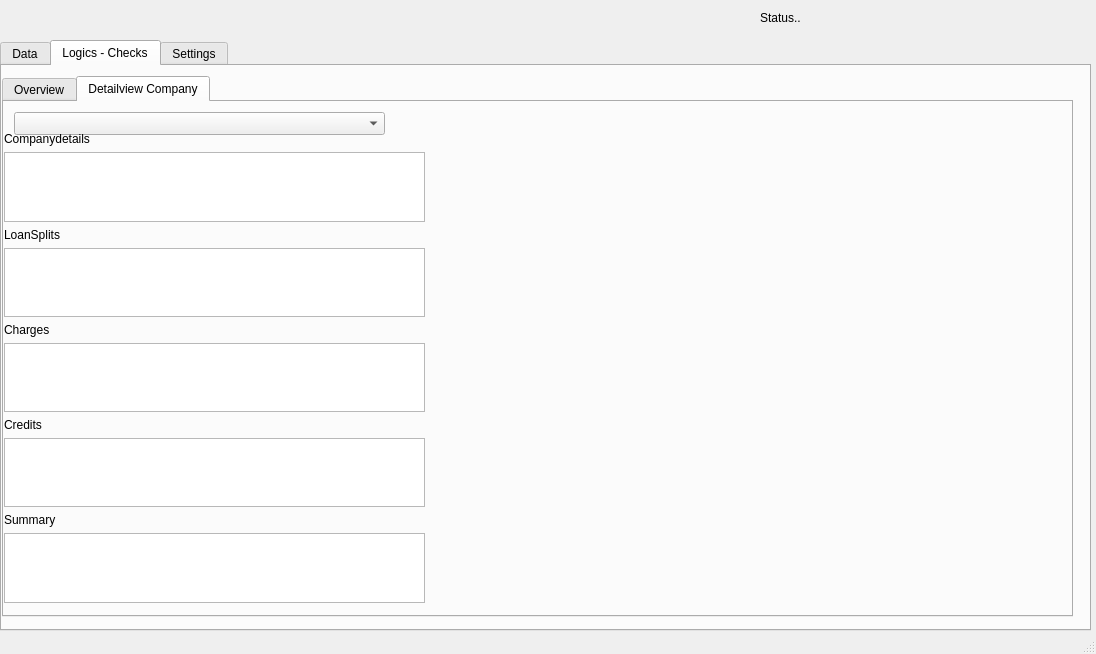
Old version of the form main.ui in the repository hersche/jobManagement.
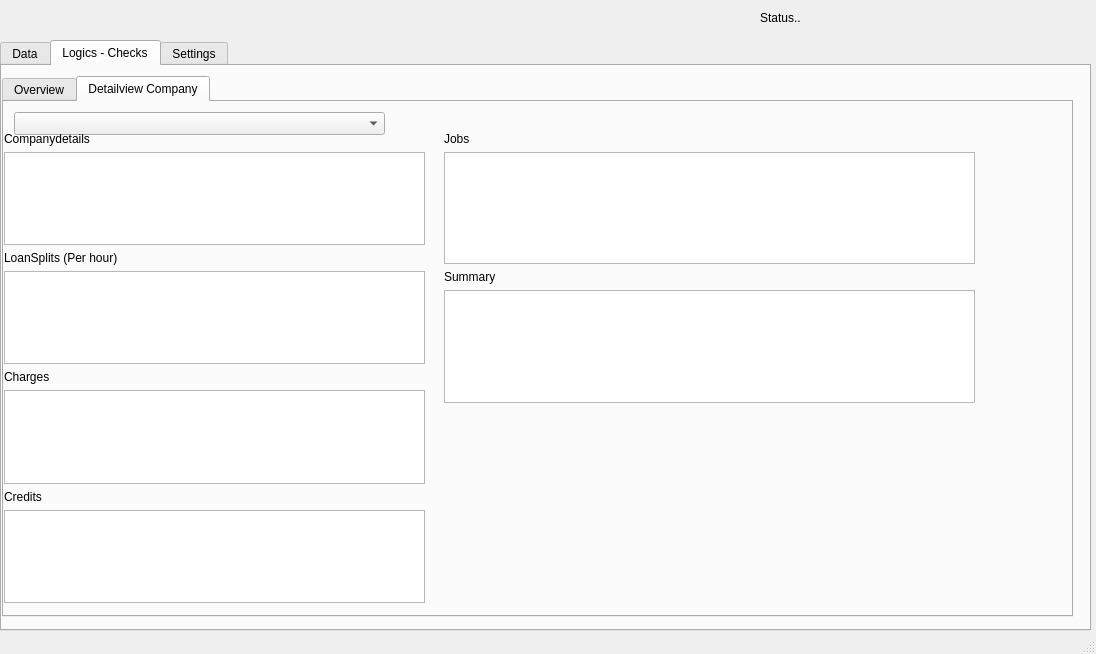
New version of the form. Custom widgets are drawn as their Qt base class.

```diff
--- a/main.ui
+++ b/main.ui
@@ -1096,7 +1096,7 @@
          <item row="3" column="0">
           <widget class="QLabel" name="label_29">
            <property name="text">
-            <string>LoanSplits</string>
+            <string>LoanSplits (Per hour)</string>
            </property>
           </widget>
          </item>
@@ -1123,14 +1123,36 @@
          <item row="8" column="0" colspan="2">
           <widget class="QTextEdit" name="companyViewCredits"/>
          </item>
-         <item row="9" column="0">
+        </layout>
+       </widget>
+       <widget class="QWidget" name="formLayoutWidget_9">
+        <property name="geometry">
+         <rect>
+          <x>440</x>
+          <y>30</y>
+          <width>531</width>
+          <height>271</height>
+         </rect>
+        </property>
+        <layout class="QFormLayout" name="formLayout_9">
+         <item row="0" column="0">
+          <widget class="QLabel" name="label_33">
+           <property name="text">
+            <string>Jobs</string>
+           </property>
+          </widget>
+         </item>
+         <item row="1" column="0" colspan="2">
+          <widget class="QTextEdit" name="companyViewJobs"/>
+         </item>
+         <item row="2" column="0">
           <widget class="QLabel" name="label_32">
            <property name="text">
             <string>Summary</string>
            </property>
           </widget>
          </item>
-         <item row="10" column="0" colspan="2">
+         <item row="3" column="0" colspan="2">
           <widget class="QTextEdit" name="companyViewSummary"/>
          </item>
         </layout>
```
